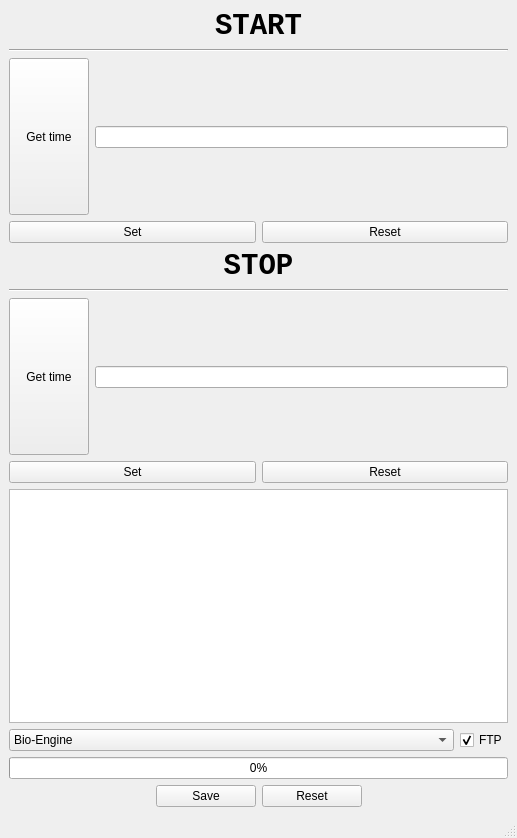
The window that UI/Time_Save_Window.ui (parhamk75/Project-Manager-Project) describes before a commit, drawn with Qt 5.
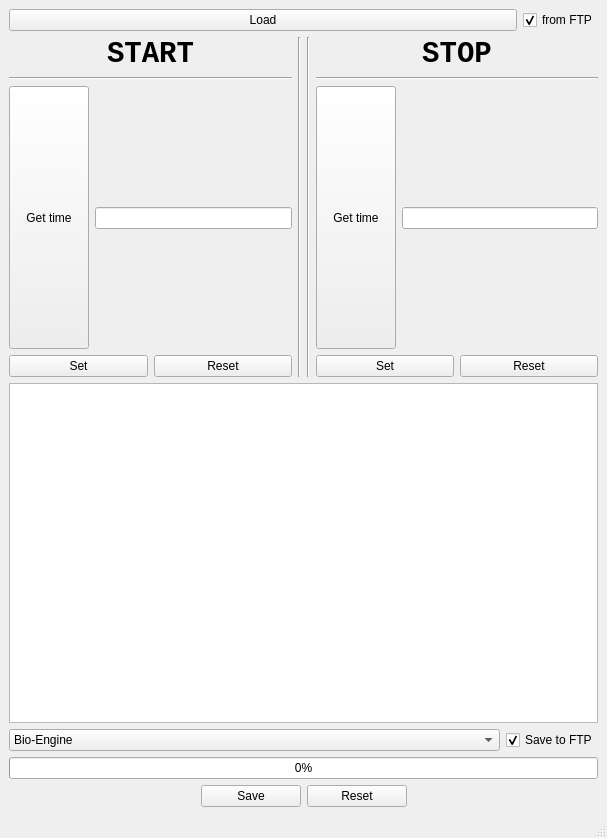
The same window after the commit. Icons and pictures are not drawn.

Commit message: DEV: Load data from FTP server > DEV: Imp. Automatic Synchronization

What changed in the file:
```diff
--- a/UI/Time_Save_Window.ui
+++ b/UI/Time_Save_Window.ui
@@ -6,16 +6,21 @@
    <rect>
     <x>0</x>
     <y>0</y>
-    <width>517</width>
+    <width>607</width>
     <height>838</height>
    </rect>
   </property>
   <property name="windowTitle">
    <string>MainWindow</string>
   </property>
+  <property name="toolButtonStyle">
+   <enum>Qt::ToolButtonIconOnly</enum>
+  </property>
   <widget class="QWidget" name="centralwidget">
-   <layout class="QGridLayout" name="gridLayout_3">
-    <item row="0" column="0">
+   <layout class="QGridLayout" name="gridLayout_4">
+    <item row="1" column="0">
+     <layout class="QHBoxLayout" name="horizontalLayout_6">
+      <item>
      <layout class="QVBoxLayout" name="verticalLayout_3">
       <item>
        <widget class="QLabel" name="label_2">
@@ -161,7 +166,25 @@
       </item>
      </layout>
     </item>
-    <item row="1" column="0">
+      <item>
+       <widget class="Line" name="line_4">
+        <property name="orientation">
+         <enum>Qt::Vertical</enum>
+        </property>
+       </widget>
+      </item>
+     </layout>
+    </item>
+    <item row="1" column="1">
+     <layout class="QHBoxLayout" name="horizontalLayout_2">
+      <item>
+       <widget class="Line" name="line">
+        <property name="orientation">
+         <enum>Qt::Vertical</enum>
+        </property>
+       </widget>
+      </item>
+      <item>
      <layout class="QVBoxLayout" name="verticalLayout_4">
       <item>
        <widget class="QLabel" name="label_3">
@@ -300,10 +323,12 @@
       </item>
      </layout>
     </item>
-    <item row="2" column="0">
+     </layout>
+    </item>
+    <item row="2" column="0" colspan="2">
      <widget class="QTextEdit" name="textEdit_details"/>
     </item>
-    <item row="3" column="0">
+    <item row="3" column="0" colspan="2">
      <layout class="QGridLayout" name="gridLayout">
       <item row="0" column="0">
        <widget class="QComboBox" name="comboBox_Label">
@@ -356,7 +381,7 @@
          </sizepolicy>
         </property>
         <property name="text">
-         <string>FTP</string>
+         <string>Save to FTP</string>
         </property>
         <property name="checked">
          <bool>true</bool>
@@ -368,7 +393,7 @@
       </item>
      </layout>
     </item>
-    <item row="4" column="0">
+    <item row="4" column="0" colspan="2">
      <layout class="QGridLayout" name="gridLayout_2">
       <item row="1" column="1">
        <widget class="QPushButton" name="save_but">
@@ -458,6 +483,39 @@
       </item>
      </layout>
     </item>
+    <item row="0" column="0" colspan="2">
+     <layout class="QGridLayout" name="gridLayout_3">
+      <item row="0" column="1" rowspan="2">
+       <widget class="QPushButton" name="pushButton_Load">
+        <property name="sizePolicy">
+         <sizepolicy hsizetype="MinimumExpanding" vsizetype="Fixed">
+          <horstretch>0</horstretch>
+          <verstretch>0</verstretch>
+         </sizepolicy>
+        </property>
+        <property name="text">
+         <string>Load</string>
+        </property>
+       </widget>
+      </item>
+      <item row="0" column="2" rowspan="2">
+       <widget class="QCheckBox" name="checkBox_LoadFromFTP">
+        <property name="sizePolicy">
+         <sizepolicy hsizetype="Minimum" vsizetype="Fixed">
+          <horstretch>0</horstretch>
+          <verstretch>0</verstretch>
+         </sizepolicy>
+        </property>
+        <property name="text">
+         <string>from FTP</string>
+        </property>
+        <property name="checked">
+         <bool>true</bool>
+        </property>
+       </widget>
+      </item>
+     </layout>
+    </item>
    </layout>
   </widget>
   <widget class="QMenuBar" name="menubar">
```
Left out of the diff: 4 changed lines with no effect on the pictures. Lines whose indentation alone changed are shown as unchanged. The commit also changes 2 other files.
